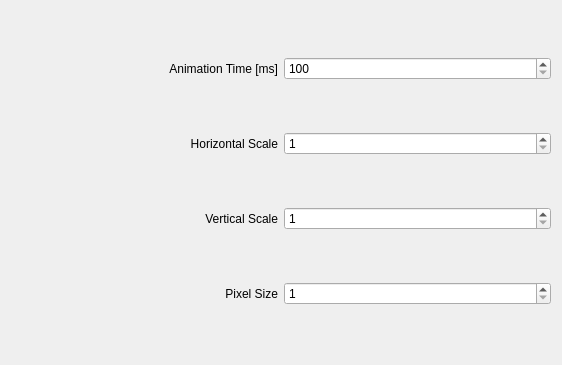
The window that kwin/doom/config.ui (Schneegans/Burn-My-Windows) describes before a commit, drawn with Qt 5.
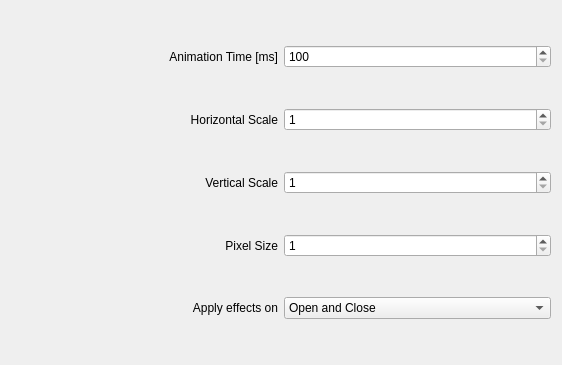
The same window after the commit.

Commit message: :tada: Apply effect on open only or close only

```diff
--- a/kwin/doom/config.ui
+++ b/kwin/doom/config.ui
@@ -109,6 +109,40 @@
                     </property>
                 </widget>
             </item>
+        
+            <item row="4" column="0">
+                <widget class="QLabel" name="label_ApplyEffectsOn">
+                    <property name="text">
+                        <string>Apply effects on</string>
+                    </property>
+                    <property name="alignment">
+                        <set>Qt::AlignmentFlag::AlignRight|Qt::AlignmentFlag::AlignTrailing|Qt::AlignmentFlag::AlignVCenter</set>
+                    </property>
+                </widget>
+            </item>
+            <item row="4" column="1">
+                <widget class="QComboBox" name="kcfg_ApplyEffectsOn">
+                                        <property name="currentIndex">
+                        <number>2</number>
+                    </property>
+<item>
+                        <property name="text">
+                            <string>Open only</string>
+                        </property>
+                    </item>
+                    <item>
+                        <property name="text">
+                            <string>Close only</string>
+                        </property>
+                    </item>
+                    <item>
+                        <property name="text">
+                            <string>Open and Close</string>
+                        </property>
+                    </item>
+                </widget>
+            </item>
+
         </layout>
     </widget>
     <resources />
```
The commit also changes 38 other files.
